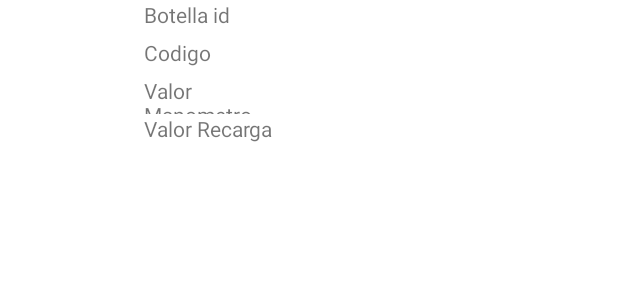
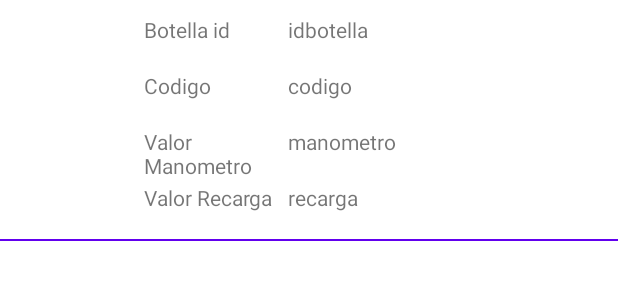
Before and after one commit to 1999jsgh/tanqueOxigeno, an Android app: the layout item_botella.xml on its own in the app's theme, with its tools: preview values and no code run, on a phone screen of 412 x 824 dp. Shown: the top 300 px of the screen. Run offline under Robolectric (Android 15) with nearby library versions, the phone set to English and light mode, and no system bars.

Commit message:
recycler botella por usuario

```diff
--- a/app/src/main/res/layout/item_botella.xml
+++ b/app/src/main/res/layout/item_botella.xml
@@ -1,48 +1,52 @@
 <?xml version="1.0" encoding="utf-8"?>
 <LinearLayout xmlns:android="http://schemas.android.com/apk/res/android"
+    xmlns:tools="http://schemas.android.com/tools"
     android:layout_width="match_parent"
-    android:layout_height="match_parent">
+    android:layout_height="wrap_content"
+    android:orientation="vertical"
+    android:layout_marginTop="10dp">
 
     <LinearLayout
+
         android:layout_width="match_parent"
-        android:layout_height="100dp">
+        android:layout_height="wrap_content">
 
 
         <ImageView
             android:layout_width="96dp"
-            android:layout_height="100dp">
+            android:layout_height="match_parent">
 
         </ImageView>
 
         <LinearLayout
-            android:layout_width="96dp"
-            android:layout_height="100dp"
+            android:layout_width="wrap_content"
+            android:layout_height="wrap_content"
             android:orientation="vertical">
 
             <TextView
                 android:layout_width="96dp"
-                android:layout_height="25dp"
+                android:layout_height="37.5dp"
                 android:text="Botella id">
 
             </TextView>
 
             <TextView
                 android:layout_width="96dp"
-                android:layout_height="25dp"
+                android:layout_height="37.5dp"
                 android:text="Codigo">
 
             </TextView>
 
             <TextView
                 android:layout_width="96dp"
-                android:layout_height="25dp"
+                android:layout_height="37.5dp"
                 android:text="Valor Manometro">
 
             </TextView>
 
             <TextView
                 android:layout_width="96dp"
-                android:layout_height="25dp"
+                android:layout_height="37.5dp"
                 android:text="Valor Recarga">
 
             </TextView>
@@ -51,34 +55,38 @@
 
         <LinearLayout
             android:layout_width="match_parent"
-            android:layout_height="100dp"
+            android:layout_height="wrap_content"
             android:orientation="vertical">
 
             <TextView
                 android:id="@+id/botella_id"
                 android:layout_width="match_parent"
-                android:layout_height="25dp">
+                android:layout_height="37.5dp"
+                tools:text="idbotella">
 
             </TextView>
 
             <TextView
                 android:id="@+id/codigo"
                 android:layout_width="match_parent"
-                android:layout_height="25dp">
+                android:layout_height="37.5dp"
+                android:text="codigo">
 
             </TextView>
 
             <TextView
                 android:id="@+id/valorManometro"
                 android:layout_width="match_parent"
-                android:layout_height="25dp">
+                android:layout_height="37.5dp"
+                android:text="manometro">
 
             </TextView>
 
             <TextView
                 android:id="@+id/valorRecarga"
                 android:layout_width="match_parent"
-                android:layout_height="25dp">
+                android:layout_height="37.5dp"
+                android:text="recarga">
 
             </TextView>
 
@@ -86,5 +94,9 @@
 
 
     </LinearLayout>
+    <View
+        android:layout_width="fill_parent"
+        android:layout_height="1dp"
+        android:background="@color/purple_500"/>
 
 </LinearLayout>
```
Also changed, not shown: app/src/main/java/com/example/tanqueoxigeno/MainActivity.java (+2 -30 lines), app/src/main/java/com/example/tanqueoxigeno/Principal.java (+78 -0 lines), app/src/main/java/com/example/tanqueoxigeno/adapter/ListaBotellaAdapter.java (+25 -3 lines), app/src/main/res/layout/activity_principal.xml (+18 -6 lines).
